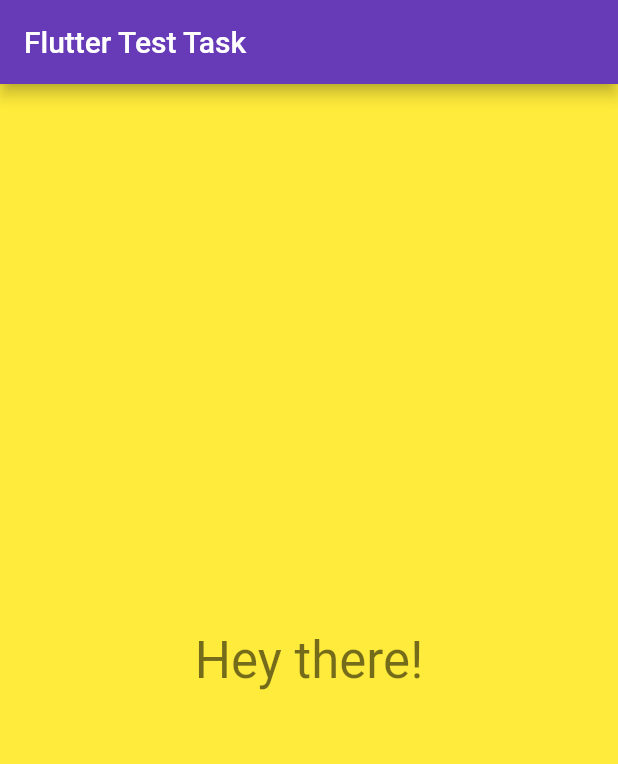
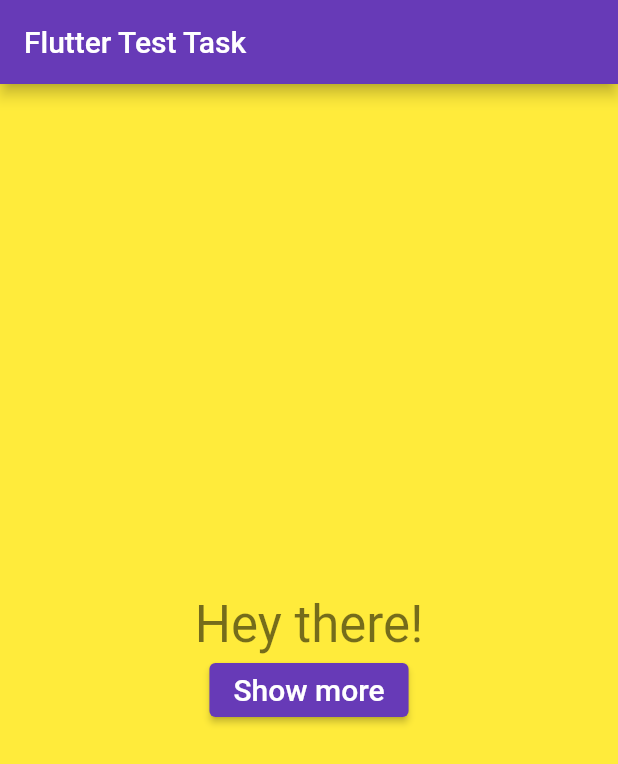
Before and after one commit to miyashelest/flutter_test_app, a Flutter app: the screen it shows after launch, on a phone screen of 412 x 824 dp. Shown: the top 764 px of the screen. Run offline on Flutter 3.47's test engine with Material 2 defaults, Android fonts, the phone set to English and light mode, and no system bars; our stand-ins replace toast.

Commit message:
added second page, buttons and routes

```diff
--- a/lib/main.dart
+++ b/lib/main.dart
@@ -1,5 +1,6 @@
 import 'dart:math';
 
+import 'package:flutter/cupertino.dart';
 import 'package:flutter/material.dart';
 import 'package:toast/toast.dart';
 
@@ -12,12 +13,16 @@ class MyApp extends StatelessWidget {
   @override
   Widget build(BuildContext context) {
     return MaterialApp(
+      title: 'Flutter Test Task',
       debugShowCheckedModeBanner: false,
+      theme: ThemeData(primarySwatch: Colors.deepPurple),
+      initialRoute: '/',
+      routes: {
+        '/': (context) => MyHomePage(
               title: 'Flutter Test Task',
-      theme: ThemeData(
-        primarySwatch: Colors.deepPurple
             ),
-      home: MyHomePage(title: 'Flutter Test Task')
+        '/second': (context) => MySecondPage(),
+      },
     );
   }
 }
@@ -32,7 +37,6 @@ class MyHomePage extends StatefulWidget {
 }
 
 class _MyHomePageState extends State<MyHomePage> {
-
   Color defColor = Colors.yellow;
   Random random = Random();
 
@@ -53,24 +57,86 @@ class _MyHomePageState extends State<MyHomePage> {
     });
   }
 
-
   @override
   Widget build(BuildContext context) {
     return Scaffold(
       appBar: AppBar(title: Text(widget.title)),
-        body: Container(
+      body: Center(
+        child: Column(
+            mainAxisAlignment: MainAxisAlignment.center,
+            children: <Widget>[
+              Expanded(
+                flex: 10,
                 child: GestureDetector(
                   child: Container(
-              child: Text('Hey there!', style: Theme.of(context).textTheme.headline4),
                     alignment: Alignment(0.0, 0.0),
                     color: defColor,
+                    child: Column(
+                      mainAxisAlignment: MainAxisAlignment.center,
+                      children: <Widget>[
+                        Text('Hey there!',
+                            style: Theme.of(context).textTheme.headline4,
+                            textAlign: TextAlign.center),
+                        ElevatedButton(
+                          onPressed: () {
+                            Navigator.pushNamed(context, '/second');
+                          },
+                          child: const Text('Show more',
+                              style: TextStyle(fontSize: 20)),
+                        ),
+                      ],
+                    ),
                   ),
                   onTap: () {
                     colorRandom();
                     Toast.show("Clicked", context,
-                  duration: Toast.LENGTH_SHORT, gravity: Toast.BOTTOM);
+                        duration: Toast.LENGTH_SHORT, gravity: Toast.TOP);
                   },
                 ),
-        ));
+              ),
+            ]),
+      ),
+    );
   }
 }
+
+class MySecondPage extends StatefulWidget {
+  @override
+  _MySecondPageState createState() => _MySecondPageState();
+}
+
+class _MySecondPageState extends State<MySecondPage> {
+  @override
+  Widget build(BuildContext context) {
+    return Scaffold(
+      body: Center(
+        child: Column(
+            mainAxisAlignment: MainAxisAlignment.center,
+            children: <Widget>[
+              Expanded(
+                flex: 1,
+                  child: Container(
+                    alignment: Alignment(0.0, 0.0),
+                    color: Colors.lightGreen,
+                    child: Column(
+                      mainAxisAlignment: MainAxisAlignment.center,
+                      children: <Widget>[
+                        Text('Have a nice day!',
+                            style: Theme.of(context).textTheme.headline4,
+                            textAlign: TextAlign.center),
+                        ElevatedButton(
+                          onPressed: () {
+                            Navigator.pushNamed(context, '/');
+                          },
+                          child: const Text('Go Back',
+                              style: TextStyle(fontSize: 20)),
+                        ),
+                      ],
+                    ),
+                  ),
+                ),
+            ]),
+      ),
+    );
+  }
+}
```
Lines whose indentation alone changed are shown as unchanged.
